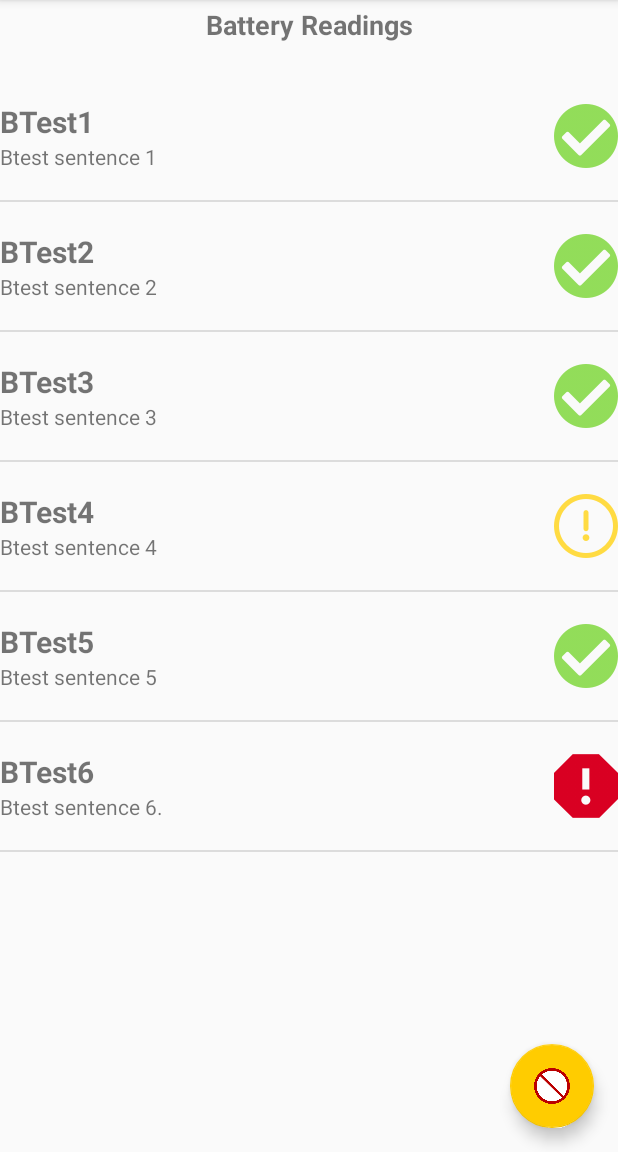
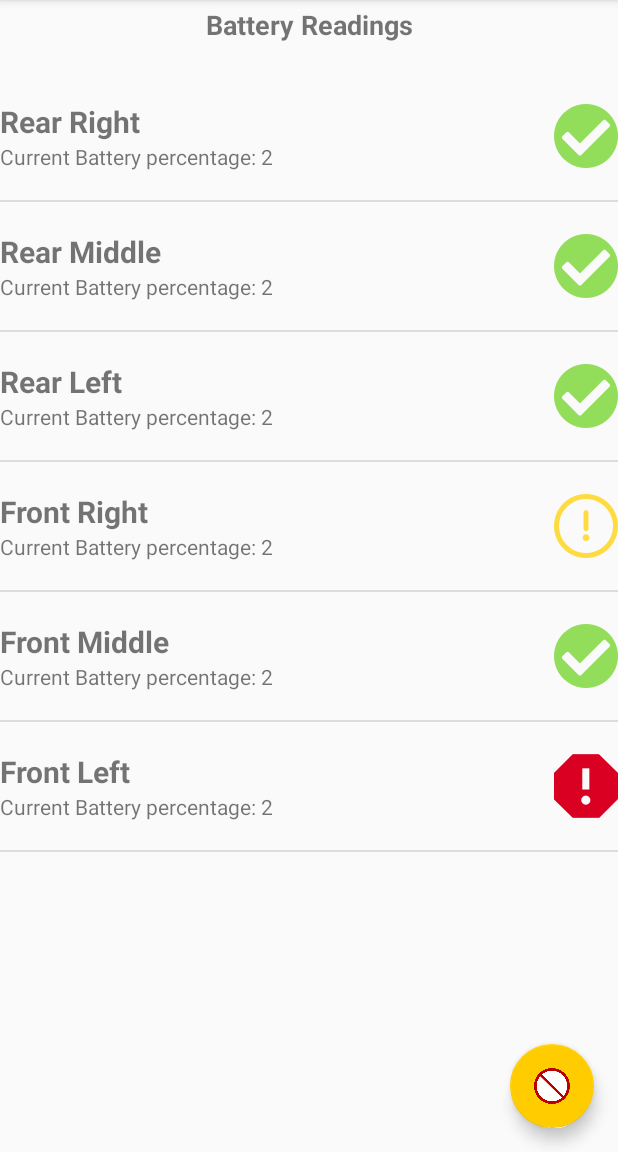
Before and after one commit to kathleenbaert/solardash, an Android app: the fragment BatteryFragment placed in its activity, on a phone screen of 412 x 824 dp, the part 84-1236 px from its top. Run offline under Robolectric (Android 15) with nearby library versions, the phone set to English and light mode, and no system bars.

Commit message:
currently autoupdating, refreshes scroll every time

```diff
--- a/app/src/main/java/com/example/kathleenbaert/myapplication/BatteryFragment.java
+++ b/app/src/main/java/com/example/kathleenbaert/myapplication/BatteryFragment.java
@@ -7,6 +7,7 @@ import android.bluetooth.BluetoothAdapter;
 import android.content.Context;
 import android.content.Intent;
 import android.os.Bundle;
+import android.os.Handler;
 import android.support.annotation.Nullable;
 import android.view.LayoutInflater;
 import android.view.View;
@@ -14,6 +15,7 @@ import android.view.ViewGroup;
 import android.widget.Button;
 import android.widget.ListView;
 import android.widget.TextView;
+import android.widget.Toast;
 
 /**
  * Created by kathleenbaert on 11/1/17.
@@ -22,6 +24,8 @@ import android.widget.TextView;
 public class BatteryFragment extends Fragment {
 
     View myView;
+    Handler mHandler;
+    int b1 = 0, b2 = 0, b3 = 0, b4 = 0, b5 = 0, b6 = 0;
     @Nullable
     @Override
     public View onCreateView(LayoutInflater inflater, @Nullable ViewGroup container, Bundle savedInstanceState) {
@@ -32,15 +36,35 @@ public class BatteryFragment extends Fragment {
     public void onActivityCreated(@Nullable Bundle savedInstanceState) {
         super.onActivityCreated( savedInstanceState );
 
-        String[] nameArray = {"BTest1", "BTest2", "BTest3", "BTest4", "BTest5", "BTest6"};
+
+
+            super.onCreate(savedInstanceState);
+                this.mHandler = new Handler();
+                m_Runnable.run();
+
+        }
+
+    public final Runnable m_Runnable = new Runnable()
+    {
+        public void run()
+
+        {
+            b1++;
+            b2++;
+            b3++;
+            b4++;
+            b5++;
+            b6++;
+            BatteryFragment.this.mHandler.postDelayed(m_Runnable,1000);
+            String[] nameArray = {"Rear Right", "Rear Middle", "Rear Left", "Front Right", "Front Middle", "Front Left"};
 
             String[] infoArray = {
-                "Btest sentence 1",
-                "Btest sentence 2",
-                "Btest sentence 3",
-                "Btest sentence 4",
-                "Btest sentence 5",
-                "Btest sentence 6."
+                    "Current Battery percentage: " + b1,
+                    "Current Battery percentage: " + b2,
+                    "Current Battery percentage: " + b3,
+                    "Current Battery percentage: " + b4,
+                    "Current Battery percentage: " + b5,
+                    "Current Battery percentage: " + b6
             };
 
             Integer[] imageArray = {R.drawable.good,
@@ -56,6 +80,9 @@ public class BatteryFragment extends Fragment {
             CustomListAdapter customListAdapter = new CustomListAdapter( (Activity) context, nameArray, infoArray, imageArray );
             listView = (ListView) myView.findViewById( R.id.listView );
             listView.setAdapter( customListAdapter );
+        }
+
+    };
+
 
 }
-}
```
Lines whose indentation alone changed are shown as unchanged.
